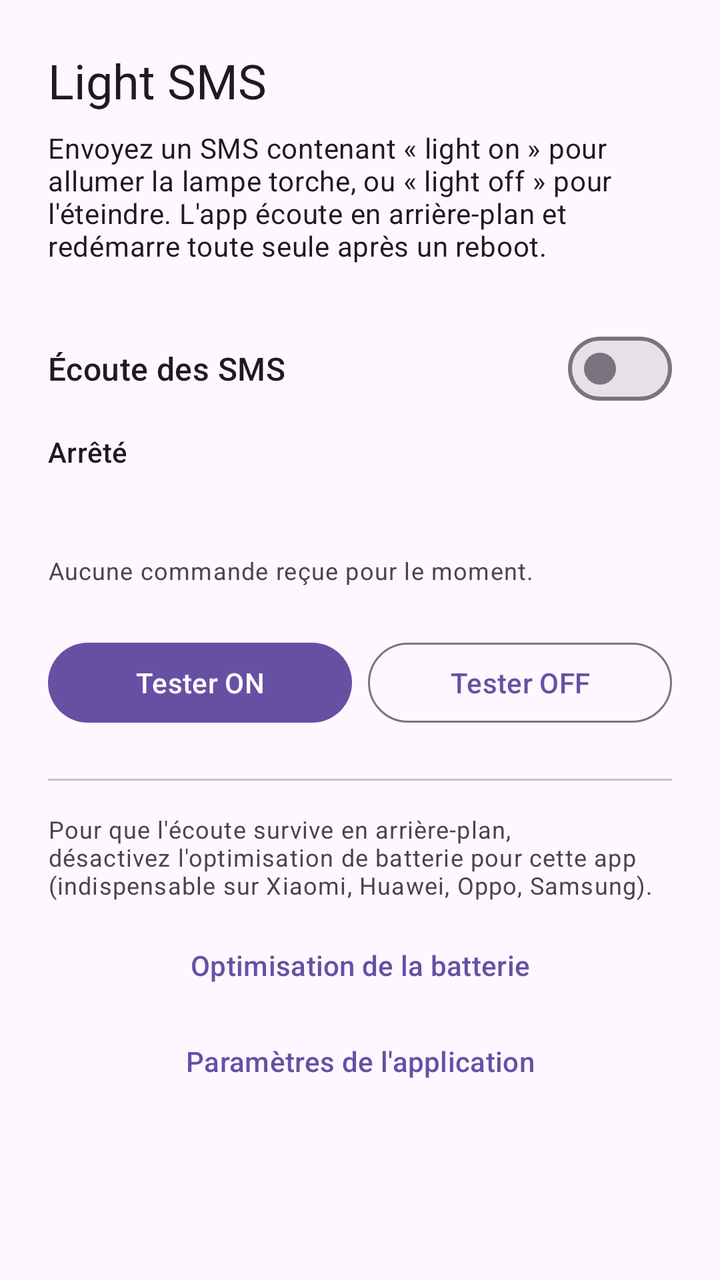
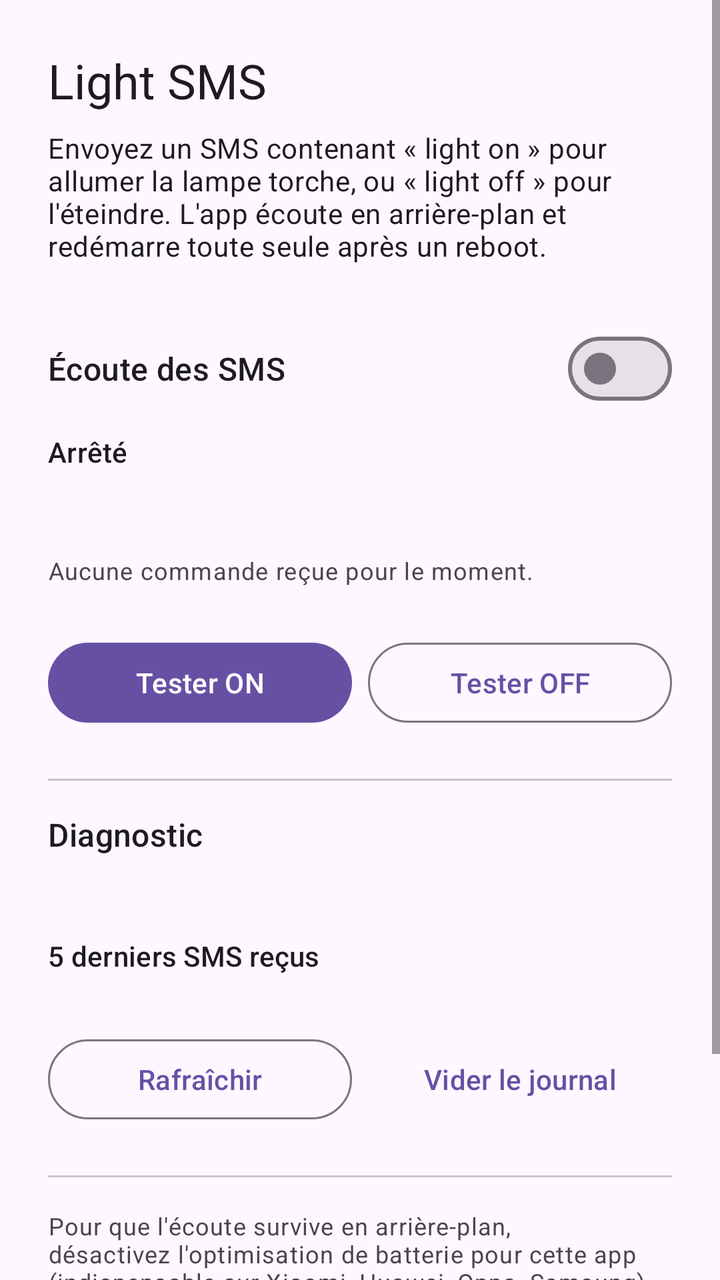

The first picture is an Android layout as it rendered before a commit; the second is the same layout after the commit. The layout source and the unified diff follow.
<!-- AndroidManifest.xml: application theme Theme.LightSms -->
<!-- res/layout/activity_main.xml -->
<?xml version="1.0" encoding="utf-8"?>
<ScrollView xmlns:android="http://schemas.android.com/apk/res/android"
    android:layout_width="match_parent"
    android:layout_height="match_parent"
    android:fillViewport="true">

    <LinearLayout
        android:layout_width="match_parent"
        android:layout_height="wrap_content"
        android:orientation="vertical"
        android:padding="24dp">

        <TextView
            android:layout_width="wrap_content"
            android:layout_height="wrap_content"
            android:text="@string/app_name"
            android:textAppearance="?attr/textAppearanceHeadlineSmall" />

        <TextView
            android:layout_width="match_parent"
            android:layout_height="wrap_content"
            android:layout_marginTop="8dp"
            android:text="@string/intro"
            android:textAppearance="?attr/textAppearanceBodyMedium" />

        <com.google.android.material.materialswitch.MaterialSwitch
            android:id="@+id/switchEnable"
            android:layout_width="match_parent"
            android:layout_height="wrap_content"
            android:layout_marginTop="24dp"
            android:minHeight="56dp"
            android:text="@string/enable_listening"
            android:textAppearance="?attr/textAppearanceTitleMedium" />

        <TextView
            android:id="@+id/txtStatus"
            android:layout_width="match_parent"
            android:layout_height="wrap_content"
            android:layout_marginTop="4dp"
            android:text="@string/status_stopped"
            android:textAppearance="?attr/textAppearanceTitleSmall" />

        <TextView
            android:id="@+id/txtTorch"
            android:layout_width="match_parent"
            android:layout_height="wrap_content"
            android:layout_marginTop="16dp"
            android:textAppearance="?attr/textAppearanceBodyLarge" />

        <TextView
            android:id="@+id/txtLastEvent"
            android:layout_width="match_parent"
            android:layout_height="wrap_content"
            android:layout_marginTop="4dp"
            android:text="@string/no_event_yet"
            android:textAppearance="?attr/textAppearanceBodySmall" />

        <TextView
            android:id="@+id/txtWarnings"
            android:layout_width="match_parent"
            android:layout_height="wrap_content"
            android:layout_marginTop="16dp"
            android:textAppearance="?attr/textAppearanceBodySmall"
            android:textColor="?attr/colorError"
            android:visibility="gone" />

        <LinearLayout
            android:layout_width="match_parent"
            android:layout_height="wrap_content"
            android:layout_marginTop="24dp"
            android:orientation="horizontal">

            <com.google.android.material.button.MaterialButton
                android:id="@+id/btnTestOn"
                android:layout_width="0dp"
                android:layout_height="wrap_content"
                android:layout_marginEnd="8dp"
                android:layout_weight="1"
                android:text="@string/test_on" />

            <com.google.android.material.button.MaterialButton
                android:id="@+id/btnTestOff"
                style="@style/Widget.Material3.Button.OutlinedButton"
                android:layout_width="0dp"
                android:layout_height="wrap_content"
                android:layout_weight="1"
                android:text="@string/test_off" />
        </LinearLayout>

        <View
            android:layout_width="match_parent"
            android:layout_height="1dp"
            android:layout_marginTop="24dp"
            android:background="?attr/colorOutlineVariant" />

        <TextView
            android:layout_width="match_parent"
            android:layout_height="wrap_content"
            android:layout_marginTop="16dp"
            android:text="@string/reliability_hint"
            android:textAppearance="?attr/textAppearanceBodySmall" />

        <com.google.android.material.button.MaterialButton
            android:id="@+id/btnBattery"
            style="@style/Widget.Material3.Button.TextButton"
            android:layout_width="match_parent"
            android:layout_height="wrap_content"
            android:layout_marginTop="8dp"
            android:text="@string/battery_settings" />

        <com.google.android.material.button.MaterialButton
            android:id="@+id/btnAppSettings"
            style="@style/Widget.Material3.Button.TextButton"
            android:layout_width="match_parent"
            android:layout_height="wrap_content"
            android:text="@string/app_settings" />

    </LinearLayout>
</ScrollView>
<!-- resources referenced by this layout -->
<resources>
  <string name="app_name">Light SMS</string>
  <string name="app_settings">Paramètres de l\'application</string>
  <string name="battery_settings">Optimisation de la batterie</string>
  <string name="enable_listening">Écoute des SMS</string>
  <string name="intro">Envoyez un SMS contenant « light on » pour allumer la lampe torche, ou « light off » pour l\'éteindre. L\'app écoute en arrière-plan et redémarre toute seule après un reboot.</string>
  <string name="no_event_yet">Aucune commande reçue pour le moment.</string>
  <string name="reliability_hint">Pour que l\'écoute survive en arrière-plan, désactivez l\'optimisation de batterie pour cette app (indispensable sur Xiaomi, Huawei, Oppo, Samsung).</string>
  <string name="status_stopped">Arrêté</string>
  <string name="test_off">Tester OFF</string>
  <string name="test_on">Tester ON</string>
  <style name="Theme.LightSms" parent="Theme.Material3.DayNight.NoActionBar" />
</resources>

<!-- the commit's change to res/layout/activity_main.xml (unified diff, before → after) -->
@@ -97,6 +97,72 @@
             android:layout_width="match_parent"
             android:layout_height="wrap_content"
             android:layout_marginTop="16dp"
+            android:text="@string/debug_title"
+            android:textAppearance="?attr/textAppearanceTitleMedium" />
+
+        <TextView
+            android:id="@+id/txtDiag"
+            android:layout_width="match_parent"
+            android:layout_height="wrap_content"
+            android:layout_marginTop="8dp"
+            android:fontFamily="monospace"
+            android:textAppearance="?attr/textAppearanceBodySmall" />
+
+        <TextView
+            android:layout_width="match_parent"
+            android:layout_height="wrap_content"
+            android:layout_marginTop="16dp"
+            android:text="@string/log_title"
+            android:textAppearance="?attr/textAppearanceTitleSmall" />
+
+        <HorizontalScrollView
+            android:layout_width="match_parent"
+            android:layout_height="wrap_content"
+            android:layout_marginTop="4dp">
+
+            <TextView
+                android:id="@+id/txtLog"
+                android:layout_width="wrap_content"
+                android:layout_height="wrap_content"
+                android:fontFamily="monospace"
+                android:textAppearance="?attr/textAppearanceBodySmall"
+                android:textIsSelectable="true" />
+        </HorizontalScrollView>
+
+        <LinearLayout
+            android:layout_width="match_parent"
+            android:layout_height="wrap_content"
+            android:layout_marginTop="8dp"
+            android:orientation="horizontal">
+
+            <com.google.android.material.button.MaterialButton
+                android:id="@+id/btnRefresh"
+                style="@style/Widget.Material3.Button.OutlinedButton"
+                android:layout_width="0dp"
+                android:layout_height="wrap_content"
+                android:layout_marginEnd="8dp"
+                android:layout_weight="1"
+                android:text="@string/refresh" />
+
+            <com.google.android.material.button.MaterialButton
+                android:id="@+id/btnClearLog"
+                style="@style/Widget.Material3.Button.TextButton"
+                android:layout_width="0dp"
+                android:layout_height="wrap_content"
+                android:layout_weight="1"
+                android:text="@string/clear_log" />
+        </LinearLayout>
+
+        <View
+            android:layout_width="match_parent"
+            android:layout_height="1dp"
+            android:layout_marginTop="24dp"
+            android:background="?attr/colorOutlineVariant" />
+
+        <TextView
+            android:layout_width="match_parent"
+            android:layout_height="wrap_content"
+            android:layout_marginTop="16dp"
             android:text="@string/reliability_hint"
             android:textAppearance="?attr/textAppearanceBodySmall" />
 
<!-- resource entries referenced after the edit -->
@@ -3,9 +3,13 @@
   <string name="app_name">Light SMS</string>
   <string name="app_settings">Paramètres de l\'application</string>
   <string name="battery_settings">Optimisation de la batterie</string>
+  <string name="clear_log">Vider le journal</string>
+  <string name="debug_title">Diagnostic</string>
   <string name="enable_listening">Écoute des SMS</string>
   <string name="intro">Envoyez un SMS contenant « light on » pour allumer la lampe torche, ou « light off » pour l\'éteindre. L\'app écoute en arrière-plan et redémarre toute seule après un reboot.</string>
+  <string name="log_title">5 derniers SMS reçus</string>
   <string name="no_event_yet">Aucune commande reçue pour le moment.</string>
+  <string name="refresh">Rafraîchir</string>
   <string name="reliability_hint">Pour que l\'écoute survive en arrière-plan, désactivez l\'optimisation de batterie pour cette app (indispensable sur Xiaomi, Huawei, Oppo, Samsung).</string>
   <string name="status_stopped">Arrêté</string>
   <string name="test_off">Tester OFF</string>
